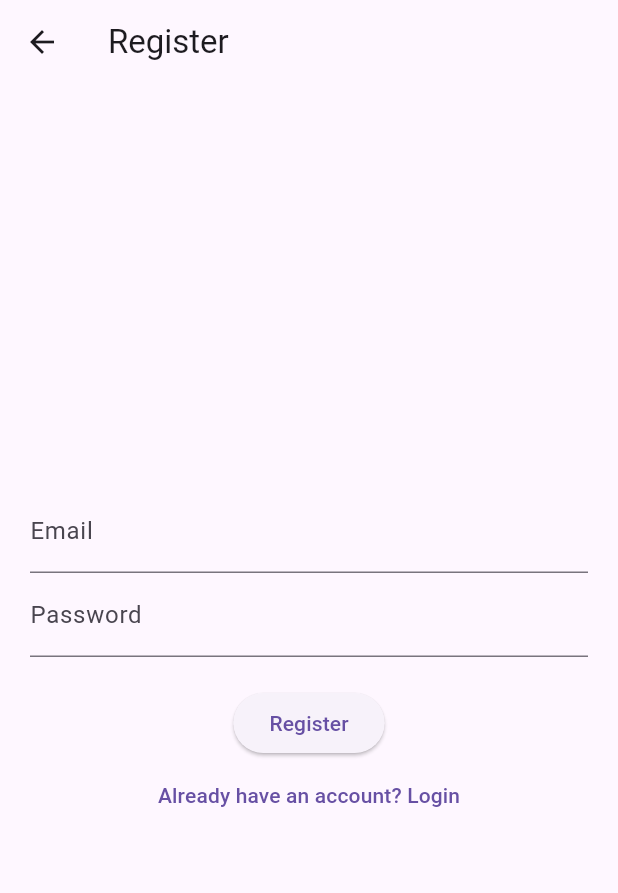
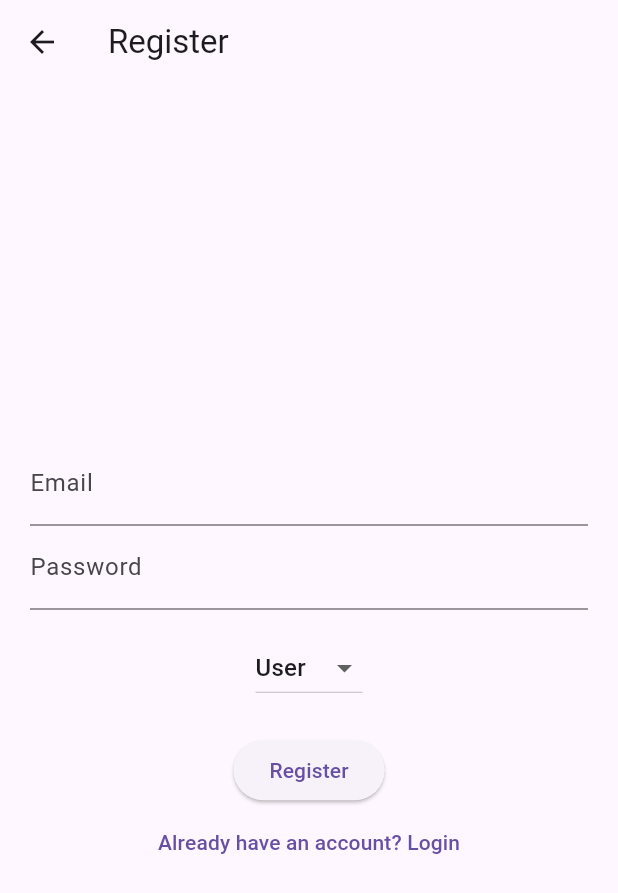
Before and after one commit to Jaydeep-Gohil/QuickLogin, a Flutter app: the HomePage screen opened directly, after a tap on the "logout" icon, after a tap on "Don't have an account? Register", on a phone screen of 412 x 824 dp. Shown: the top 893 px of the screen. Run offline on Flutter 3.47's test engine with Material 3 defaults, Android fonts, the phone set to English and light mode, and no system bars; our stand-ins replace cloud_firestore, firebase_auth, firebase_core, google_sign_in; accounts and stored records are empty; network calls fail.

Commit message:
v1.1.0
add Email Verification,Google Authentification

```diff
--- a/firstproject/lib/Pages/home_page.dart
+++ b/firstproject/lib/Pages/home_page.dart
@@ -1,21 +1,44 @@
 import 'package:flutter/material.dart';
 import 'package:firebase_auth/firebase_auth.dart';
 import 'login_page.dart';
-class HomePage extends StatelessWidget {
-  final FirebaseAuth _auth = FirebaseAuth.instance;
-  void logout(BuildContext context) {
-    _auth.signOut();
+import 'package:firstproject/Services/auth_service.dart';
+
+class HomePage extends StatefulWidget {
+  @override
+  _HomePageState createState() => _HomePageState();
+}
+
+class _HomePageState extends State<HomePage> {
+  String userRole = "Loading...";
+
+  @override
+  void initState() {
+    super.initState();
+    loadUserRole();
+  }
+
+  void loadUserRole() async {
+    String role = await AuthService().getUserRole();
+    setState(() {
+      userRole = role;
+    });
+  }
+
+  void logout() async {
+    await AuthService().logout();
     Navigator.pushReplacement(context, MaterialPageRoute(builder: (_) =>
         LoginPage()));
   }
   @override
   Widget build(BuildContext context) {
     return Scaffold(
-      appBar: AppBar(title: Text("Home"), actions: [
-        IconButton(icon: Icon(Icons.logout), onPressed: () =>
-            logout(context))
-      ]),
-      body: Center(child: Text("Welcome to Home Page!")),
+      appBar: AppBar(title: Text("Home - $userRole"),
+      actions: [IconButton(onPressed: logout, icon: Icon(Icons.logout))],
+      ),
+      body: Center(
+        child: Text(userRole=="Admin" ? "Welcome, Admin! Manage Users.":"welcome, User! Browse Contenr"),
+      ),
     );
   }
+
 }
--- a/firstproject/lib/Pages/registration_page.dart
+++ b/firstproject/lib/Pages/registration_page.dart
@@ -1,53 +1,91 @@
 import 'package:flutter/material.dart';
-import 'package:firebase_auth/firebase_auth.dart';
+import 'package:firstproject/Services/auth_service.dart';
 import 'login_page.dart';
+
 class RegistrationPage extends StatefulWidget {
   @override
   _RegistrationPageState createState() => _RegistrationPageState();
 }
+
 class _RegistrationPageState extends State<RegistrationPage> {
-  final TextEditingController emailController = TextEditingController();
-  final TextEditingController passwordController = TextEditingController();
-  final FirebaseAuth _auth = FirebaseAuth.instance;
+  final emailController = TextEditingController();
+  final passwordController = TextEditingController();
+  String selectRole = "User";
+
   void registerUser() async {
-    try {
-      UserCredential userCredential = await
-      _auth.createUserWithEmailAndPassword(
-        email: emailController.text.trim(),
-        password: passwordController.text.trim(),
+    final email = emailController.text.trim();
+    final password = passwordController.text.trim();
+
+    // Check if email or password is empty
+    if (email.isEmpty || password.isEmpty) {
+      ScaffoldMessenger.of(context).showSnackBar(SnackBar(
+        content: Text("Please fill in both email and password."),
+        backgroundColor: Colors.red,
+      ));
+      return;
+    }
+
+    final response = await AuthService().registerUser(
+      email,
+      password,
+      selectRole,
     );
-      if (userCredential.user != null) {
-        Navigator.pushReplacement(context, MaterialPageRoute(builder: (_) =>
-            LoginPage()));
-      }
-    } catch (e) {
-      ScaffoldMessenger.of(context).showSnackBar(SnackBar(content:
-      Text("Registration Failed: $e")));
+
+    print("Register response: $response"); // Debug print
+    ScaffoldMessenger.of(context).showSnackBar(SnackBar(content: Text(response)));
+
+    if (response == "Verification email sent. Please verify before logging in.") {
+      print("Redirecting to LoginPage...");
+      Navigator.pushReplacement(
+        context,
+        MaterialPageRoute(builder: (_) => LoginPage()),
+      );
     }
   }
+
+  @override
+  void dispose() {
+    emailController.dispose();
+    passwordController.dispose();
+    super.dispose();
+  }
+
   @override
   Widget build(BuildContext context) {
     return Scaffold(
       appBar: AppBar(title: Text("Register")),
       body: Padding(
         padding: EdgeInsets.all(20),
-        child: Center(
         child: Column(
           mainAxisAlignment: MainAxisAlignment.center,
           children: [
-              TextField(controller: emailController, decoration:
-              InputDecoration(labelText: "Email")),
-              TextField(controller: passwordController, decoration:
-              InputDecoration(labelText: "Password"), obscureText: true),
+            TextField(
+              controller: emailController,
+              decoration: InputDecoration(labelText: "Email"),
+            ),
+            TextField(
+              controller: passwordController,
+              decoration: InputDecoration(labelText: "Password"),
+              obscureText: true,
+            ),
+            SizedBox(height: 15),
+            DropdownButton<String>(
+              value: selectRole,
+              onChanged: (value) => setState(() => selectRole = value!),
+              items: ["User", "Admin"]
+                  .map((role) => DropdownMenuItem(value: role, child: Text(role)))
+                  .toList(),
+            ),
             SizedBox(height: 20),
-              ElevatedButton(onPressed: registerUser, child: Text("Register")),
+            ElevatedButton(
+              onPressed: registerUser,
+              child: Text("Register"),
+            ),
             TextButton(
               onPressed: () => Navigator.pop(context),
               child: Text("Already have an account? Login"),
             ),
-
           ],
-          ),
         ),
       ),
     );
--- /dev/null
+++ b/firstproject/lib/Services/auth_service.dart
@@ -0,0 +1,116 @@
+import 'package:firebase_auth/firebase_auth.dart';
+import 'package:cloud_firestore/cloud_firestore.dart';
+import 'package:google_sign_in/google_sign_in.dart';
+
+class AuthService {
+  final FirebaseAuth _auth = FirebaseAuth.instance;
+  final FirebaseFirestore _firestore = FirebaseFirestore.instance;
+
+  // Register with Email, Password & Role
+  Future<String> registerUser(String email, String password, String role) async {
+    try {
+      UserCredential userCredential = await _auth.createUserWithEmailAndPassword(
+        email: email,
+        password: password,
+      );
+
+      // Ensure userCredential.user is not null
+      if (userCredential.user != null) {
+        await userCredential.user!.sendEmailVerification();
+
+        await _firestore.collection('users').doc(userCredential.user!.uid).set({
+          'email': email,
+          'role': role,
+          'verified': false,
+        });
+
+        return "Verification email sent. Please verify before logging in.";
+      } else {
+        return "Registration failed. User credential is null.";
+      }
+    } catch (e) {
+      return "Registration failed: ${e.toString()}";
+    }
+  }
+
+  // Login user
+  Future<String> loginUser(String email, String password) async {
+    try {
+      UserCredential userCredential = await _auth.signInWithEmailAndPassword(
+        email: email,
+        password: password,
+      );
+
+      if (userCredential.user == null) {
+        return "Login failed: No user found.";
+      }
+
+      if (!userCredential.user!.emailVerified) {
+        return "Please verify your email before logging in.";
+      }
+
+      return "Login Successful";
+    } catch (e) {
+      return "Login failed: ${e.toString()}";
+    }
+  }
+
+  // Password reset
+  Future<String> resetPassword(String email) async {
+    try {
+      await _auth.sendPasswordResetEmail(email: email);
+      return "Password reset link sent to your email.";
+    } catch (e) {
+      return "Reset failed: ${e.toString()}";
+    }
+  }
+
+  // Google Sign-in
+  Future<String> signInWithGoogle() async {
+    try {
+      final GoogleSignInAccount? googleUser = await GoogleSignIn().signIn();
+      if (googleUser == null) return "Cancelled";
+
+      final GoogleSignInAuthentication googleAuth = await googleUser.authentication;
+
+      final credential = GoogleAuthProvider.credential(
+        accessToken: googleAuth.accessToken,
+        idToken: googleAuth.idToken,
+      );
+
+      UserCredential userCredential = await _auth.signInWithCredential(credential);
+
+      if (userCredential.user == null) {
+        return "Google Sign-In failed: No user data returned.";
+      }
+
+      // Check if user exists in Firestore, otherwise create a new record
+      DocumentSnapshot userDoc = await _firestore.collection('users').doc(userCredential.user!.uid).get();
+      if (!userDoc.exists) {
+        await _firestore.collection('users').doc(userCredential.user!.uid).set({
+          'email': userCredential.user!.email,
+          'role': 'User', // Default role for Google sign-ins
+          'verified': true,
+        });
+      }
+
+      return "Google Sign-In Successful";
+    } catch (e) {
+      return "Google Sign-In failed: ${e.toString()}";
+    }
+  }
+
+  // Logout
+  Future<void> logout() async {
+    await _auth.signOut();
+  }
+
+  // Get Role
+  Future<String> getUserRole() async {
+    final uid = _auth.currentUser?.uid;
+    if (uid == null) return "No user logged in";
+
+    final doc = await _firestore.collection('users').doc(uid).get();
+    return doc.exists ? doc['role'] ?? 'User' : 'User';
+  }
+}
--- a/firstproject/pubspec.yaml
+++ b/firstproject/pubspec.yaml
@@ -32,6 +32,8 @@ dependencies:
     sdk: flutter
   firebase_core: ^3.13.0
   firebase_auth: ^5.5.3
+  cloud_firestore: ^5.6.7
+  google_sign_in: ^6.3.0
 
   # The following adds the Cupertino Icons font to your application.
   # Use with the CupertinoIcons class for iOS style icons.
```
Also changed, not shown: firstproject/lib/Pages/login_page.dart (+33 -15 lines), firstproject/pubspec.lock, 3 other files. Lines whose indentation alone changed are shown as unchanged.
